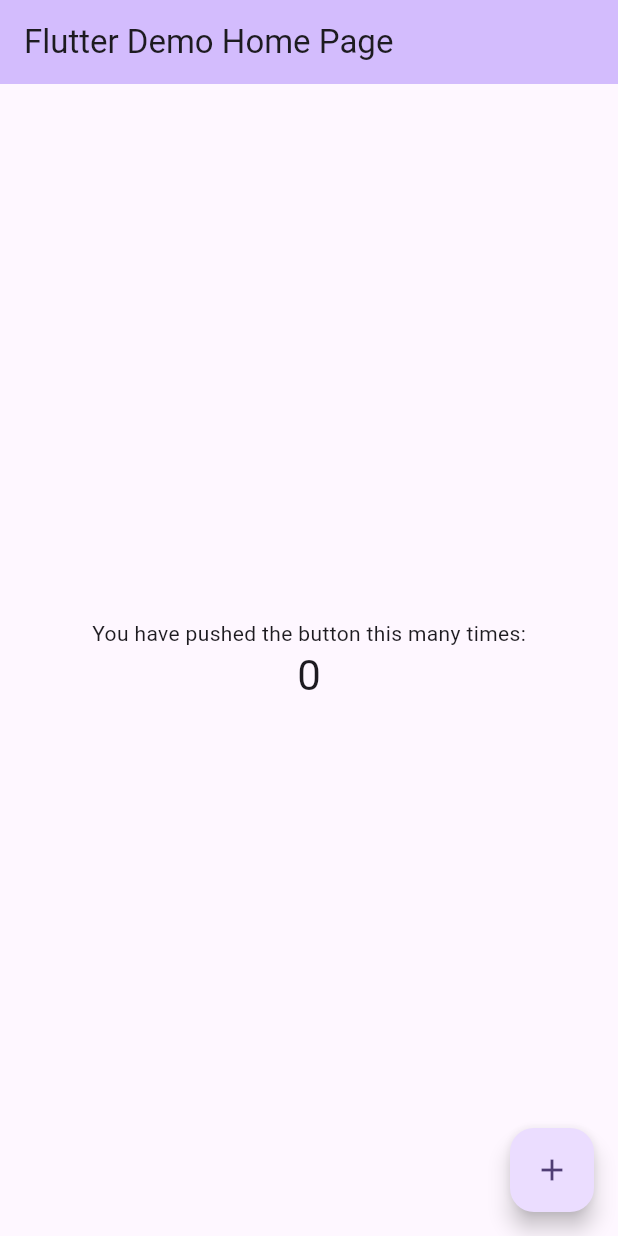
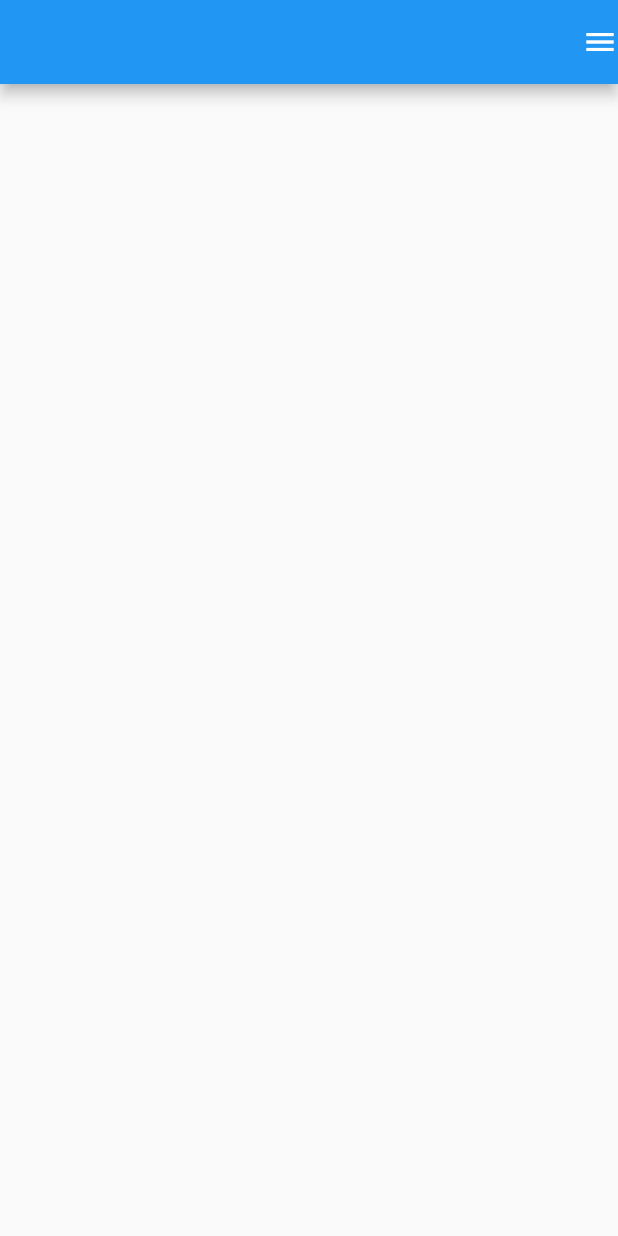
Before and after one commit to arkasideas/travel_app_flutterUI, a Flutter app: the screen it shows after launch, on a phone screen of 412 x 824 dp. Run offline on Flutter 3.47's test engine with Material 2 defaults, Android fonts, the phone set to English and light mode, and no system bars.

Commit message:
update 4 agu 23

```diff
--- /dev/null
+++ b/lib/home.dart
@@ -0,0 +1,14 @@
+import 'package:flutter/material.dart';
+
+class HomePage extends StatelessWidget {
+  @override
+  Widget build(BuildContext context) {
+    return Scaffold(
+      appBar: AppBar(
+        actions: [
+          Icon(Icons.menu),
+        ],
+      ),
+    );
+  }
+}
--- a/lib/main.dart
+++ b/lib/main.dart
@@ -1,125 +1,18 @@
 import 'package:flutter/material.dart';
+import 'package:travel_app_ui/home.dart';
 
 void main() {
-  runApp(const MyApp());
+  runApp(MyApp());
 }
 
 class MyApp extends StatelessWidget {
-  const MyApp({super.key});
-
-  // This widget is the root of your application.
   @override
   Widget build(BuildContext context) {
     return MaterialApp(
-      title: 'Flutter Demo',
-      theme: ThemeData(
-        // This is the theme of your application.
-        //
-        // TRY THIS: Try running your application with "flutter run". You'll see
-        // the application has a blue toolbar. Then, without quitting the app,
-        // try changing the seedColor in the colorScheme below to Colors.green
-        // and then invoke "hot reload" (save your changes or press the "hot
-        // reload" button in a Flutter-supported IDE, or press "r" if you used
-        // the command line to start the app).
-        //
-        // Notice that the counter didn't reset back to zero; the application
-        // state is not lost during the reload. To reset the state, use hot
-        // restart instead.
-        //
-        // This works for code too, not just values: Most code changes can be
-        // tested with just a hot reload.
-        colorScheme: ColorScheme.fromSeed(seedColor: Colors.deepPurple),
-        useMaterial3: true,
+      debugShowCheckedModeBanner: false,
+      home: Scaffold(
+        body: HomePage(),
       ),
-      home: const MyHomePage(title: 'Flutter Demo Home Page'),
     );
   }
 }
-
-class MyHomePage extends StatefulWidget {
-  const MyHomePage({super.key, required this.title});
-
-  // This widget is the home page of your application. It is stateful, meaning
-  // that it has a State object (defined below) that contains fields that affect
-  // how it looks.
-
-  // This class is the configuration for the state. It holds the values (in this
-  // case the title) provided by the parent (in this case the App widget) and
-  // used by the build method of the State. Fields in a Widget subclass are
-  // always marked "final".
-
-  final String title;
-
-  @override
-  State<MyHomePage> createState() => _MyHomePageState();
-}
-
-class _MyHomePageState extends State<MyHomePage> {
-  int _counter = 0;
-
-  void _incrementCounter() {
-    setState(() {
-      // This call to setState tells the Flutter framework that something has
-      // changed in this State, which causes it to rerun the build method below
-      // so that the display can reflect the updated values. If we changed
-      // _counter without calling setState(), then the build method would not be
-      // called again, and so nothing would appear to happen.
-      _counter++;
-    });
-  }
-
-  @override
-  Widget build(BuildContext context) {
-    // This method is rerun every time setState is called, for instance as done
-    // by the _incrementCounter method above.
-    //
-    // The Flutter framework has been optimized to make rerunning build methods
-    // fast, so that you can just rebuild anything that needs updating rather
-    // than having to individually change instances of widgets.
-    return Scaffold(
-      appBar: AppBar(
-        // TRY THIS: Try changing the color here to a specific color (to
-        // Colors.amber, perhaps?) and trigger a hot reload to see the AppBar
-        // change color while the other colors stay the same.
-        backgroundColor: Theme.of(context).colorScheme.inversePrimary,
-        // Here we take the value from the MyHomePage object that was created by
-        // the App.build method, and use it to set our appbar title.
-        title: Text(widget.title),
-      ),
-      body: Center(
-        // Center is a layout widget. It takes a single child and positions it
-        // in the middle of the parent.
-        child: Column(
-          // Column is also a layout widget. It takes a list of children and
-          // arranges them vertically. By default, it sizes itself to fit its
-          // children horizontally, and tries to be as tall as its parent.
-          //
-          // Column has various properties to control how it sizes itself and
-          // how it positions its children. Here we use mainAxisAlignment to
-          // center the children vertically; the main axis here is the vertical
-          // axis because Columns are vertical (the cross axis would be
-          // horizontal).
-          //
-          // TRY THIS: Invoke "debug painting" (choose the "Toggle Debug Paint"
-          // action in the IDE, or press "p" in the console), to see the
-          // wireframe for each widget.
-          mainAxisAlignment: MainAxisAlignment.center,
-          children: <Widget>[
-            const Text(
-              'You have pushed the button this many times:',
-            ),
-            Text(
-              '$_counter',
-              style: Theme.of(context).textTheme.headlineMedium,
-            ),
-          ],
-        ),
-      ),
-      floatingActionButton: FloatingActionButton(
-        onPressed: _incrementCounter,
-        tooltip: 'Increment',
-        child: const Icon(Icons.add),
-      ), // This trailing comma makes auto-formatting nicer for build methods.
-    );
-  }
-}
--- a/pubspec.yaml
+++ b/pubspec.yaml
@@ -59,8 +59,8 @@ flutter:
   uses-material-design: true
 
   # To add assets to your application, add an assets section, like this:
-  # assets:
-  #   - images/a_dot_burr.jpeg
+  assets:
+    - assets/images/
   #   - images/a_dot_ham.jpeg
 
   # An image asset can refer to one or more resolution-specific "variants", see
```
Also changed, not shown: assets/images/bottom1.jpg (added), assets/images/bottom2.jpg (added), assets/images/bottom3.jpg (added), assets/images/bottom4.jpg (added), assets/images/top1.jpg (added), assets/images/top2.jpg (added), assets/images/top3.jpg (added), assets/images/top4.jpg (added), lib/detail.dart (added), 2 other files.
